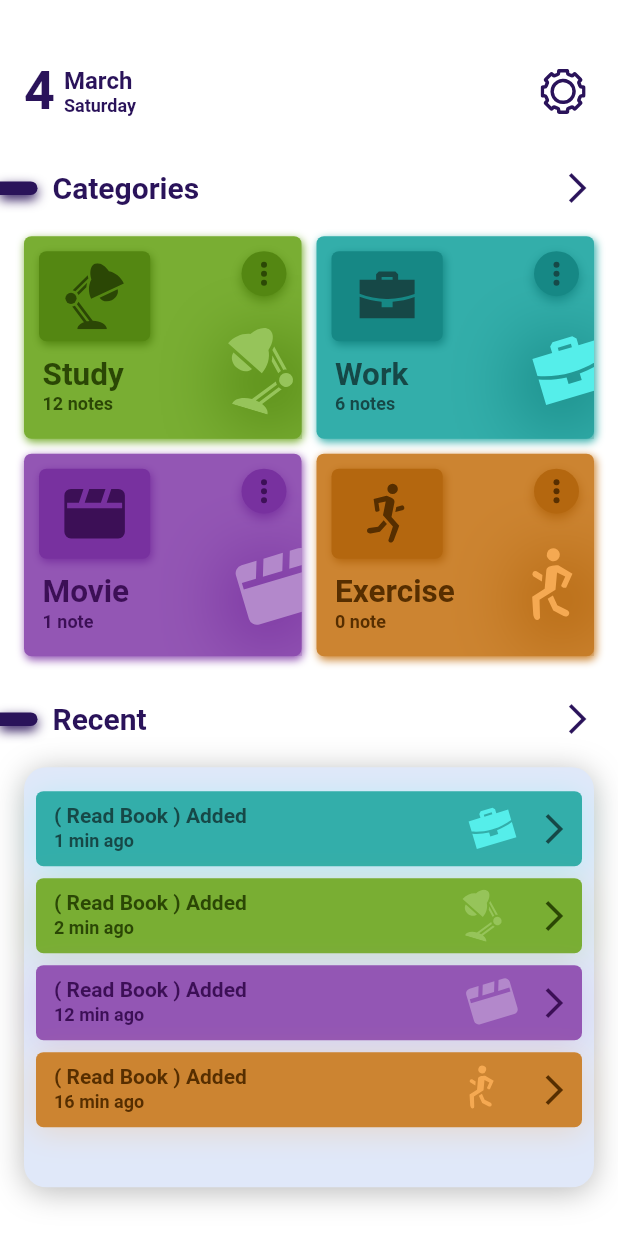
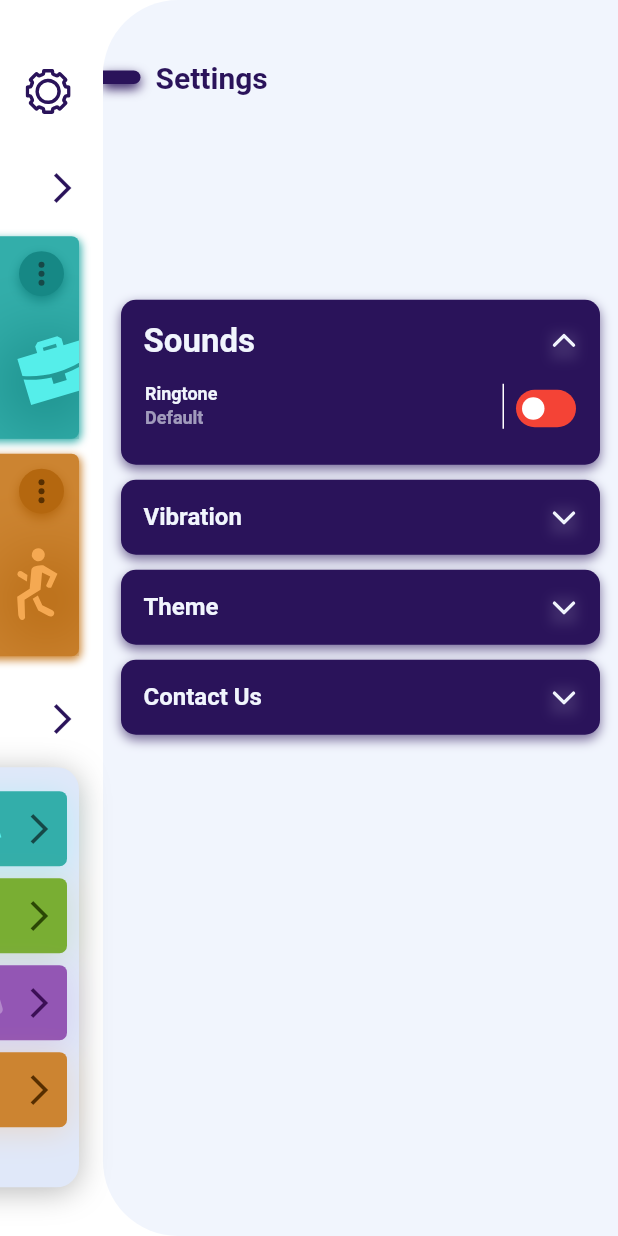
Before and after one commit to hesamzs/NotePad-Flutter, a Flutter app: the screen it shows after launch, after a tap on "Sounds", on a phone screen of 412 x 824 dp. Run offline on Flutter 3.47's test engine with Material 2 defaults, Android fonts, the phone set to English and light mode, and no system bars; drawn by our look-alikes of auto_size_text, flutter_switch; our stand-ins replace animate_do, flutter_staggered_animations, flutter_svg, google_fonts; Roboto replaces fonts that are missing (Ubuntu).

Commit message:
Setting Panel 80% Done !

```diff
--- a/lib/main.dart
+++ b/lib/main.dart
@@ -18,7 +18,7 @@ class MyApp extends StatelessWidget {
   Widget build(BuildContext context) {
     return const MaterialApp(
       title: 'NotePad',
-      home: FirstPage(),
+      home:  FirstPage(),
       debugShowCheckedModeBanner: false,
     );
   }
--- a/lib/pages/drawer_page.dart
+++ b/lib/pages/drawer_page.dart
@@ -29,12 +29,12 @@ class _DrawerScreenState extends State<DrawerScreen> {
               color: Color(0xffF1F5FD),
             ),
             width: sWidth / 1.2,
-
             height: sHeight,
-            child: Column(
+            child: sHeight > 240
+                ? Column(
                     children: [
-                SizedBox(
-                  height: sHeight * 0.1,
+                      const SizedBox(
+                        height: 40,
                       ),
                       Row(
                         children: [
@@ -68,12 +68,30 @@ class _DrawerScreenState extends State<DrawerScreen> {
                               fontWeight: FontWeight.bold),
                         ],
                       ),
-                Expanded(flex:1,child: Container()),
-                SettingMenu(),
-                Expanded(flex:3,child: Container()),
-
-                const FooterPage(),
+                      Container(
+                        color: Colors.transparent,
+                        height: sHeight > 280 ? sHeight * 0.16 : sHeight * 0.09,
+                      ),
+                      Container(
+                        height: sHeight > 450 ? sHeight / 1.7 : sHeight / 2,
+                        color: Colors.transparent,
+                        child: SingleChildScrollView(
+                          child: Column(
+                            children: [SettingMenu()],
+                          ),
+                        ),
+                      ),
+                      const SizedBox(
+                        height: 30,
+                      )
                     ],
+                  )
+                : const Center(
+                    child: AppText(
+                        text: "your screen size is too small ",
+                        size: 14,
+                        color: Color(0xff2A135A),
+                        fontWeight: FontWeight.w600),
                   ),
           )
         ],
--- a/lib/pages/first_page.dart
+++ b/lib/pages/first_page.dart
@@ -29,7 +29,7 @@ class FirstPage extends StatefulWidget {
 }
 
 class _FirstPageState extends State<FirstPage> {
-  bool isDrawerOpen = false;
+  bool isDrawerOpen = true;
 
   final now = DateTime.now();
   final months = [
@@ -204,8 +204,8 @@ class _FirstPageState extends State<FirstPage> {
                                 shrinkWrap: true,
                                 itemCount: categoryComponents.length,
                                 gridDelegate:
-                                    const SliverGridDelegateWithFixedCrossAxisCount(
-                                  crossAxisCount: 2,
+                                SliverGridDelegateWithFixedCrossAxisCount(
+                                  crossAxisCount: sWidth > 270 ? 2 : 1,
                                   mainAxisSpacing: 10,
                                   crossAxisSpacing: 10,
                                   mainAxisExtent: 135,
@@ -278,7 +278,7 @@ class _FirstPageState extends State<FirstPage> {
                                                               )
                                                             ],
                                                           ),
-                                                          width: sWidth * 0.18,
+                                                          width: sWidth > 270 ? sWidth * 0.18 : 60 ,
                                                           height: 60,
                                                           child: Padding(
                                                             padding: EdgeInsets
@@ -386,7 +386,7 @@ class _FirstPageState extends State<FirstPage> {
                                                   ),
                                                   Padding(
                                                     padding: EdgeInsets.only(
-                                                      left: sWidth * 0.03,
+                                                      left: sWidth > 270 ? sWidth * 0.03 : sWidth * 0.05,
                                                     ),
                                                     child: Row(
                                                       mainAxisAlignment:
@@ -435,7 +435,7 @@ class _FirstPageState extends State<FirstPage> {
                                                 ],
                                               ),
                                               Positioned(
-                                                right: sWidth * -0.05,
+                                                right: sWidth > 270 ? sWidth * -0.05 : sWidth * -0.02,
                                                 top: 70,
                                                 child: Padding(
                                                   padding:
--- a/lib/pages/settings_menu.dart
+++ b/lib/pages/settings_menu.dart
@@ -2,9 +2,12 @@ import 'dart:async';
 
 import 'package:flutter/material.dart';
 import 'package:flutter_svg/svg.dart';
+import 'package:notepad/pages/settings_panel/contact_us.dart';
 import 'package:notepad/pages/settings_panel/sounds_panel.dart';
 
 import '../widget/text_widget.dart';
+import 'settings_panel/theme_panel.dart';
+import 'settings_panel/vibrate_panel.dart';
 
 class SettingMenu extends StatefulWidget {
   SettingMenu({Key? key}) : super(key: key);
@@ -25,25 +28,31 @@ class _SettingMenuState extends State<SettingMenu> {
     }
   }
 
+  bool clicked = false;
 
   List settingMenu = [
     ["Sounds", 0 ,false,0,110 ,16, const SoundsPanel(),false],
-    ["Vibration", 0 ,false,0,100, 16,Container(),false],
-    ["Theme", 0 ,false,0,150,16, Container(),false],
-    ["Contact Us", 0 ,false,0,150,16, Container(),false],
+    ["Vibration", 0 ,false,0,140, 16,const VibratePanel(),false],
+    ["Theme", 0 ,false,0,120,16, const ThemePanel(),false],
+    ["Contact Us", 0 ,false,0,150,16, ContactUs(),false],
   ];
 
   @override
   Widget build(BuildContext context) {
     final sWidth = MediaQuery.of(context).size.width;
-    return Column(
-
-      children: [
-        for (var current in settingMenu)
-          Padding(
+    return ListView.builder(
+        physics: NeverScrollableScrollPhysics(),
+        shrinkWrap: true,
+        scrollDirection: Axis.vertical,
+        itemCount: settingMenu.length,
+        itemBuilder: (context,index){
+          var current = settingMenu[index];
+          return Padding(
             padding: const EdgeInsets.symmetric(horizontal: 12, vertical: 5),
             child: GestureDetector(
               onTap: () {
+                if (clicked == false ){
+                  clicked = true;
                   if (current[2] == false) {
                     Future.delayed(const Duration(milliseconds: 180), () {
                       setState(() {
@@ -53,19 +62,17 @@ class _SettingMenuState extends State<SettingMenu> {
 
                     setState(() {
                       for(var booleans in settingMenu){
+                        booleans[2] ? booleans[3] += .5 : booleans[3] += 0 ;
                         booleans[2] = false;
                         booleans[7] = false;
+                        booleans[5] = 16;
+
                       }
                     });
-
-                  for(var booleans in settingMenu){
-                    booleans[5] = 16;
-                  }
                     current[5] += 6 ;
                     current[3] += -.5;
                     current[2] = true;
                   } else {
-
                     Future.delayed(const Duration(milliseconds: 20), () {
                       setState(() {
                         current[7] = !current[7];
@@ -77,6 +84,8 @@ class _SettingMenuState extends State<SettingMenu> {
                     current[3] += .5;
                     current[2] = false;
                   }
+                  Future.delayed(Duration(milliseconds: 400),(){clicked = false;});
+                }else{print('falsee');}
               },
               child: AnimatedContainer(
                 duration: const Duration(milliseconds: 300),
@@ -142,7 +151,6 @@ class _SettingMenuState extends State<SettingMenu> {
                     current[7] ? Expanded(
                         child:  Container(
                           child: current[6],
-                        // color: Colors.red,
                         )
                     ):const SizedBox(),
                     // Expanded(child: Container()),
@@ -150,8 +158,8 @@ class _SettingMenuState extends State<SettingMenu> {
                 ),
               ),
             ),
-          ),
-      ],
+          );
+        }
     );
   }
 }
--- a/lib/pages/settings_panel/sounds_panel.dart
+++ b/lib/pages/settings_panel/sounds_panel.dart
@@ -14,17 +14,21 @@ class _SoundsPanelState extends State<SoundsPanel> {
 
   @override
   Widget build(BuildContext context) {
+
     return Padding(
-      padding: const EdgeInsets.symmetric(horizontal: 16, vertical: 4),
+      padding: const EdgeInsets.fromLTRB(16,0,16,10),
       child: GestureDetector(
         onTap: (){
           print('clicked');
         },
         child: Row(
+
           crossAxisAlignment: CrossAxisAlignment.start,
           children: [
-
-            Column(
+            Expanded(
+              child: Container(
+                color: Colors.transparent,
+                child: Column(
                   crossAxisAlignment: CrossAxisAlignment.start,
                   mainAxisAlignment: MainAxisAlignment.start,
                   children: [
@@ -43,7 +47,9 @@ class _SoundsPanelState extends State<SoundsPanel> {
                         fontWeight: FontWeight.bold),
                   ],
                 ),
-            Expanded(child: Container()),
+
+              ),
+            ),
             Padding(
               padding: const EdgeInsets.symmetric(horizontal: 8.0),
               child: Container(
```
Also changed, not shown: lib/pages/settings_panel/contact_us.dart (added, +49 -0 lines), lib/pages/settings_panel/theme_panel.dart (added, +63 -0 lines), lib/pages/settings_panel/vibrate_panel.dart (added, +64 -0 lines). Lines whose indentation alone changed are shown as unchanged.
